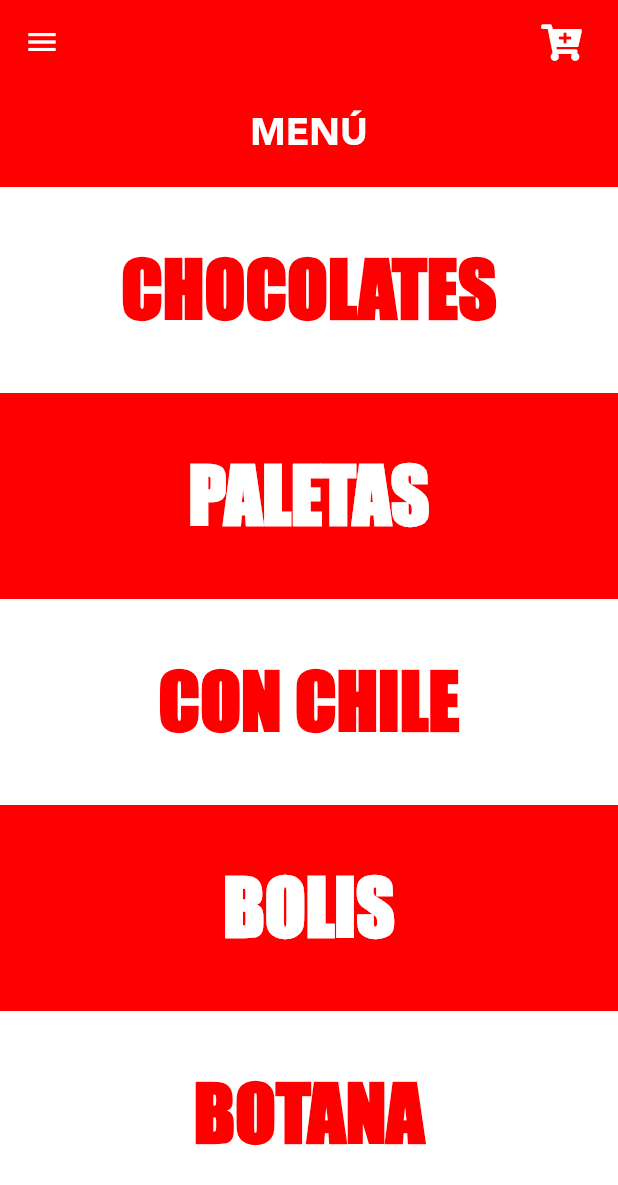
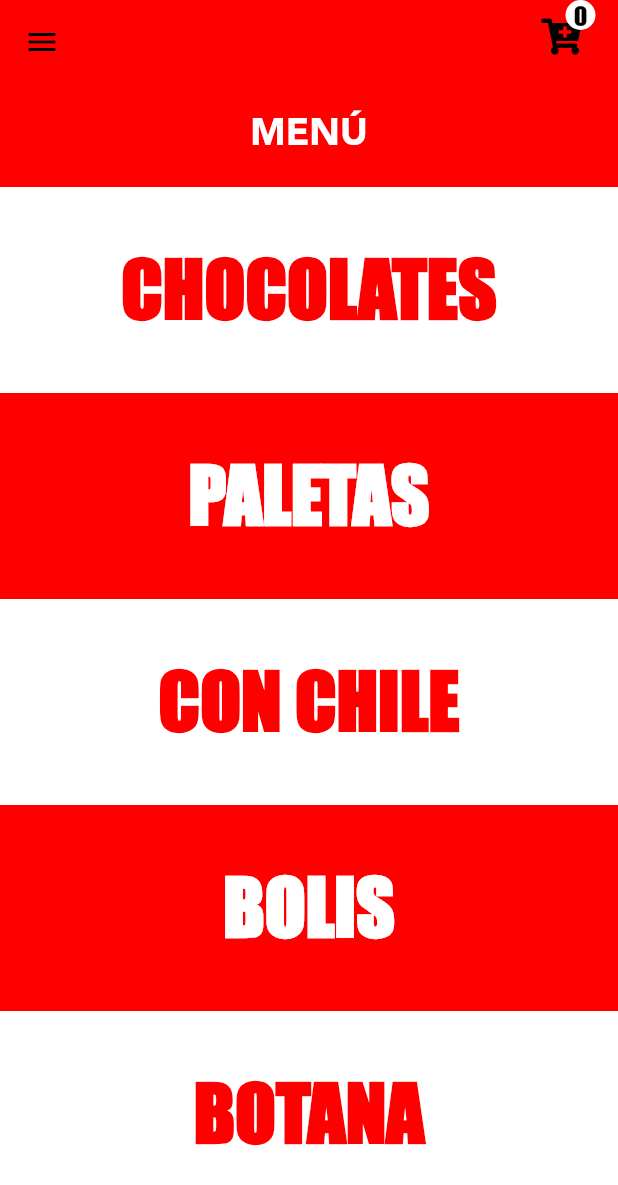
Before and after one commit to eliecergarcia/gr_dulces, a Flutter app: the CarPage screen opened by its route, in the side drawer, after a tap on "Categorias", on a phone screen of 412 x 824 dp. Shown: the top 1185 px of the screen. Run offline on Flutter 3.47's test engine with Material 2 defaults, Android fonts, the light colour scheme and no system bars; our stand-ins replace firebase_database, font_awesome_flutter; accounts and stored records are empty.

Commit message:
Correcciones del carrito

```diff
--- a/lib/main.dart
+++ b/lib/main.dart
@@ -25,6 +25,9 @@ class MyApp extends StatelessWidget {
           fontFamily: 'AvenirLTstd',
           primarySwatch: Colors.blue,
           visualDensity: VisualDensity.adaptivePlatformDensity,
+          primaryIconTheme: IconThemeData(
+            color: Colors.black,
+          ),
         ),
         initialRoute: LoginPage.id,
         routes: {
--- a/lib/objects/cart_model.dart
+++ b/lib/objects/cart_model.dart
@@ -5,6 +5,7 @@ import 'product.dart';
 
 class CartModel extends ChangeNotifier {
   final List<Product> _products = [];
+  int cuantityProductOrder = 0;
 
   UnmodifiableListView<Product> get products => UnmodifiableListView(_products);
 
@@ -13,6 +14,7 @@ class CartModel extends ChangeNotifier {
     for (int i = 0; i < _products.length; i++) {
       total = _products[i].price + total;
     }
+    //notifyListeners();
     return total;
   }
 
@@ -21,6 +23,10 @@ class CartModel extends ChangeNotifier {
     notifyListeners();
   }
 
+  void removeProductSelected(Product product){
+    _products.remove(product);
+  }
+
   void removeAll() {
     _products.clear();
     notifyListeners();
--- a/lib/pages/cart_page.dart
+++ b/lib/pages/cart_page.dart
@@ -1,13 +1,27 @@
 import 'package:flutter/material.dart';
+import 'package:font_awesome_flutter/font_awesome_flutter.dart';
 import 'package:provider/provider.dart';
 import 'package:quiero_dulces/objects/cart_model.dart';
+import 'package:quiero_dulces/widgets/constants.dart';
 import 'package:quiero_dulces/widgets/lateral_menu.dart';
 
-class CarPage extends StatelessWidget {
+class CarPage extends StatefulWidget {
   static String id = "cart_page";
+
+  @override
+  _CarPageState createState() => _CarPageState();
+}
+
+class _CarPageState extends State<CarPage> {
+  @override
+  void initState() {
+    setState(() {});
+    super.initState();
+  }
+
   @override
   Widget build(BuildContext context) {
-    final carItems = Provider.of<CartModel>(context, listen: false).products;
+    //final carItems = Provider.of<CartModel>(context, listen: false).products;
     return SafeArea(
       child: Scaffold(
         appBar: AppBar(
@@ -15,13 +29,108 @@ class CarPage extends StatelessWidget {
             'Orden'.toUpperCase(),
             style: TextStyle(
               color: Colors.black,
+              fontWeight: FontWeight.w500,
             ),
           ),
-          //backgroundColor: Colors.grey.shade300,
+          backgroundColor: Colors.grey.shade300,
         ),
         drawer: LateralMenu(),
-        body: Center(
-          child: (carItems.length > 0) ? Text("Funciona") : Text("No funciona"),
+        body: _itemsCardOrder(context),
+      ),
+    );
+  }
+
+  Widget _itemsCardOrder(BuildContext context) {
+    final carItems = Provider.of<CartModel>(context);
+    return (carItems.products.length != 0)
+        ? ListView.builder(
+            padding: EdgeInsets.symmetric(horizontal: 10.0),
+            itemCount: carItems.products.length + 1,
+            itemBuilder: (BuildContext context, int position) {
+              if (position < carItems.products.length) {
+                return Card(
+                  elevation: 10.0,
+                  shape: RoundedRectangleBorder(
+                    borderRadius: BorderRadius.circular(7.5),
+                  ),
+                  child: Row(
+                    children: [
+                      Flexible(
+                        child: ListTile(
+                          leading: Image.asset('assets/img/logodulces.png'),
+                          title: Text('${carItems.products[position].name}'),
+                          subtitle:
+                              Text('\$${carItems.products[position].price}'),
+                        ),
+                      ),
+                      IconButton(
+                          icon: Icon(FontAwesomeIcons.trash),
+                          onPressed: () {
+                            setState(() {
+                              carItems.removeProductSelected(
+                                  carItems.products[position]);
+                            });
+                          }),
+                    ],
+                  ),
+                );
+              } else {
+                return Card(
+                  elevation: 10.0,
+                  shape: RoundedRectangleBorder(
+                    borderRadius: BorderRadius.circular(
+                      7.5,
+                    ),
+                  ),
+                  child: Column(
+                    children: [
+                      Row(
+                        mainAxisAlignment: MainAxisAlignment.end,
+                        children: [
+                          Text("Total: "),
+                          Text("\$${carItems.totalPrice}"),
+                        ],
+                      ),
+                      _emptyCart(),
+                    ],
+                  ),
+                );
+              }
+            },
+          )
+        : _textNoItems();
+  }
+
+  Widget _textNoItems() {
+    return Center(
+      child: Text(
+        'No tienes Productos\n en tu carrito'.toUpperCase(),
+        textAlign: TextAlign.center,
+        style: TextStyle(
+          fontWeight: FontWeight.w700,
+          fontSize: 18,
+        ),
+      ),
+    );
+  }
+
+  Widget _emptyCart() {
+    final carItems = Provider.of<CartModel>(context);
+    return ElevatedButton(
+      onPressed: () {
+        setState(() {
+          carItems.removeAll();
+        });
+      },
+      style: ButtonStyle(
+        backgroundColor:
+            MaterialStateProperty.resolveWith<Color>((states) => colorRojo),
+      ),
+      child: Text(
+        "Vaciar Carrito",
+        style: TextStyle(
+          fontWeight: FontWeight.w700,
+          fontSize: 15,
         ),
       ),
     );
--- a/lib/pages/categories_page.dart
+++ b/lib/pages/categories_page.dart
@@ -1,5 +1,7 @@
 import 'package:flutter/material.dart';
 import 'package:font_awesome_flutter/font_awesome_flutter.dart';
+import 'package:provider/provider.dart';
+import 'package:quiero_dulces/objects/cart_model.dart';
 import 'package:quiero_dulces/pages/category_selected.dart';
 import 'package:quiero_dulces/widgets/constants.dart';
 import 'package:quiero_dulces/widgets/lateral_menu.dart';
@@ -16,6 +18,7 @@ class CategoriesPage extends StatefulWidget {
 class _CategoriesPageState extends State<CategoriesPage> {
   @override
   Widget build(BuildContext context) {
+    final carItems = Provider.of<CartModel>(context);
     final size = MediaQuery.of(context).size;
     return SafeArea(
       child: Scaffold(
@@ -24,13 +27,40 @@ class _CategoriesPageState extends State<CategoriesPage> {
           actions: [
             Padding(
               padding: const EdgeInsets.only(right: 15.0),
-              child: IconButton(
-                icon: Icon(FontAwesomeIcons.cartPlus),
-                onPressed: () {
-                  setState(() {
-                    Navigator.pushNamed(context, CarPage.id);
-                  });
-                },
+              child: Stack(
+                children: [
+                  IconButton(
+                    icon: Icon(FontAwesomeIcons.cartPlus),
+                    onPressed: () {
+                      setState(
+                        () {
+                          Navigator.pushNamed(context, CarPage.id);
+                        },
+                      );
+                    },
+                  ),
+                  Positioned(
+                    top: 0,
+                    right: 0,
+                    child: Container(
+                      child: Text(
+                        '${carItems.products.length}',
+                        style: TextStyle(
+                          fontSize: 17,
+                          color: Colors.black,
+                          fontFamily: 'Impact',
+                        ),
+                      ),
+                      alignment: Alignment.center,
+                      width: 20,
+                      height: 20,
+                      decoration: BoxDecoration(
+                        color: Colors.white,
+                        shape: BoxShape.circle,
+                      ),
+                    ),
+                  ),
+                ],
               ),
             ),
           ],
--- a/lib/widgets/constants.dart
+++ b/lib/widgets/constants.dart
@@ -1,3 +1,19 @@
 import 'package:flutter/material.dart';
 
 const Color colorRojo = Color(0xffFE0000);
+
+class TextMenuLateral extends StatelessWidget {
+  final String text;
+  TextMenuLateral({this.text});
+
+  @override
+  Widget build(BuildContext context) {
+    return Text(
+      text,
+      style: TextStyle(
+        fontWeight: FontWeight.w500,
+        fontSize: 20,
+      ),
+    );
+  }
+}
--- a/lib/widgets/lateral_menu.dart
+++ b/lib/widgets/lateral_menu.dart
@@ -41,14 +41,15 @@ class LateralMenu extends StatelessWidget {
               FontAwesomeIcons.candyCane,
               color: Colors.redAccent,
             ),
-            title: Text(
-              'Categorias',
-              style: TextStyle(
-                fontWeight: FontWeight.w700,
-                fontSize: 20,
-              ),
+            title: TextMenuLateral(text: "Categorias",),
+            onTap: () => Navigator.pushNamed(context, CategoriesPage.id),
+          ),
+          ListTile(
+            leading: Icon(
+              FontAwesomeIcons.solidCreditCard,
+              color: Colors.redAccent,
             ),
-            onTap: () => Navigator.pushNamed(context, CategoriesPage.id),
+            title: TextMenuLateral(text: "Mey",),
           ),
         ],
       ),
```
Also changed, not shown: lib/pages/category_selected.dart (+27 -5 lines).
